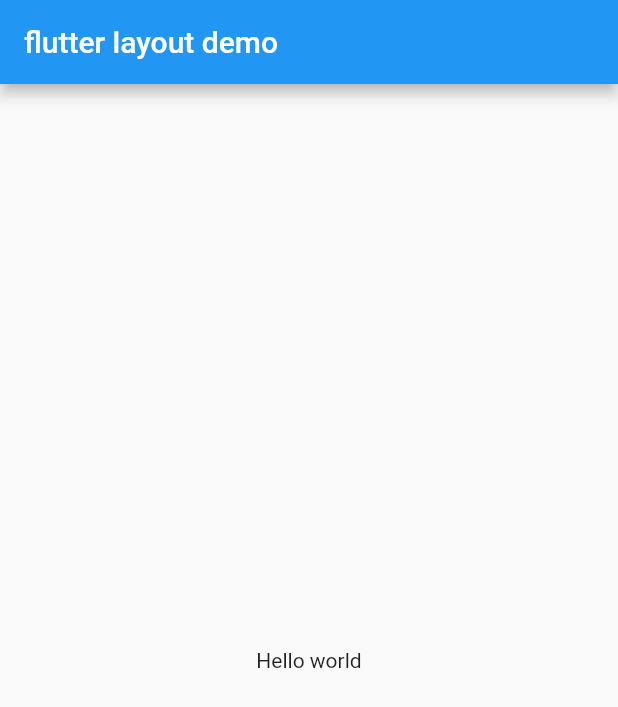
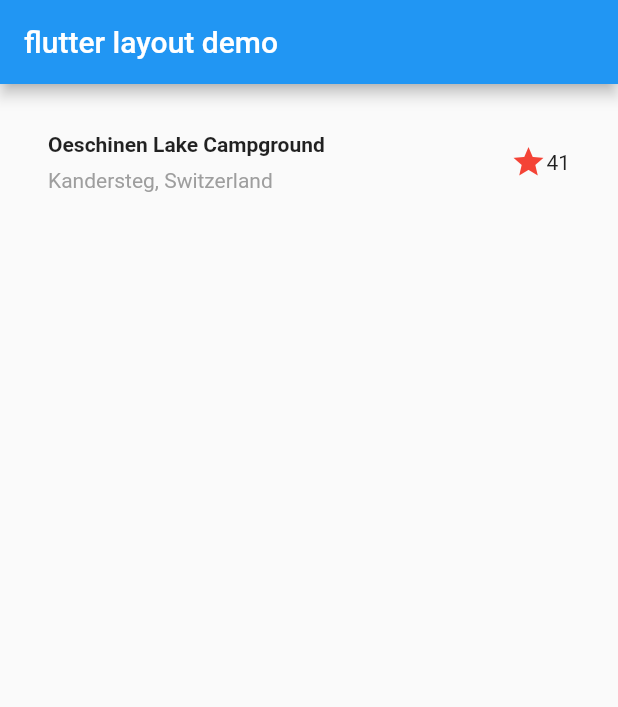
Before and after one commit to osamtimizer/Flutter_sandbox, a Flutter app: the screen it shows after launch, on a phone screen of 412 x 824 dp. Shown: the top 707 px of the screen. Run offline on Flutter 3.47's test engine with Material 2 defaults, Android fonts, the phone set to English and light mode, and no system bars.

Commit message:
add one-line title column

```diff
--- a/lib/main.dart
+++ b/lib/main.dart
@@ -6,14 +6,55 @@ class MyApp extends StatelessWidget {
   // This widget is the root of your application.
   @override
   Widget build(BuildContext context) {
+    Widget titleSection = Container(
+      padding: const EdgeInsets.all(32),
+      child: Row(
+        children: [
+          // Expanded widget will stretch child widget.
+          Expanded(
+            child: Column(
+              crossAxisAlignment: CrossAxisAlignment.start,
+              // There are 2 children here.
+              //
+              children: [
+                Container(
+                  padding: const EdgeInsets.only(bottom: 8),
+                  child: Text(
+                    'Oeschinen Lake Campground',
+                    style: TextStyle(
+                        fontWeight: FontWeight.bold
+                    ),
+                  ),
+                ),
+                Text(
+                  'Kandersteg, Switzerland',
+                  style: TextStyle(
+                    color: Colors.grey[500],
+                  ),
+                )
+              ],
+            ),
+          ),
+          // these are children of Row Widget.
+          Icon(
+              Icons.star,
+              color: Colors.red[500]
+          ),
+          Text('41'),
+        ],
+      ),
+    );
+
     return MaterialApp(
       title: 'Flutter layout Demo',
       home: Scaffold(
         appBar: AppBar(
           title: Text('flutter layout demo'),
         ),
-        body: Center(
-          child: Text("Hello world"),
+        body: Column(
+          children: [
+            titleSection,
+          ],
         ),
       ),
     );
```
